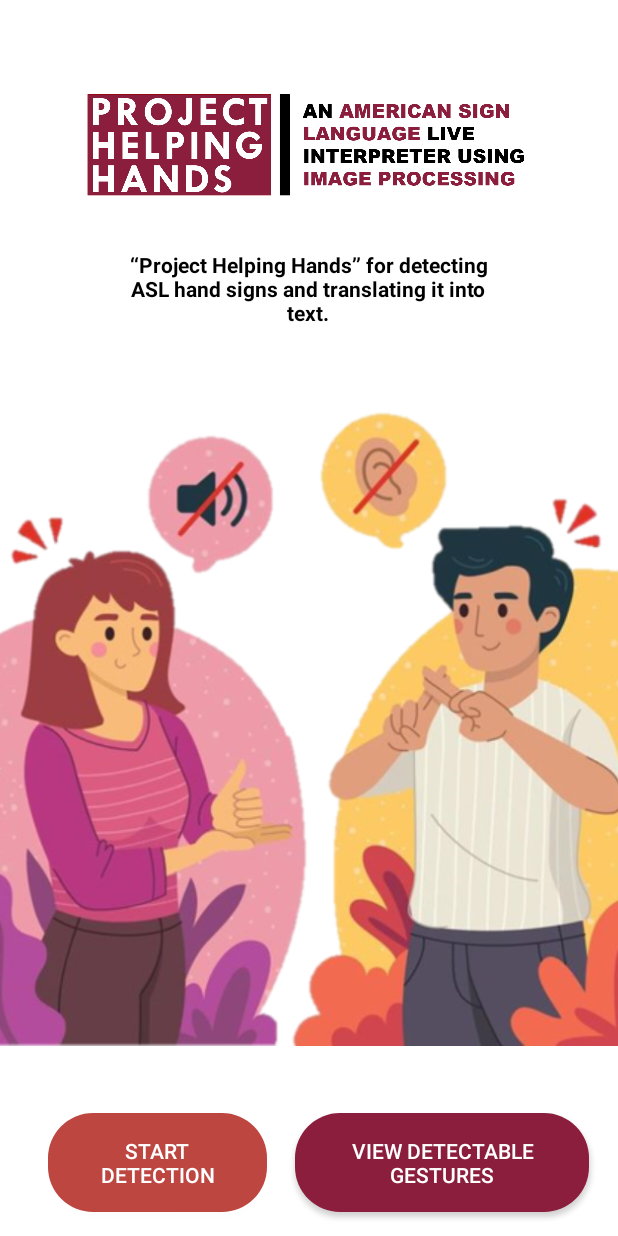
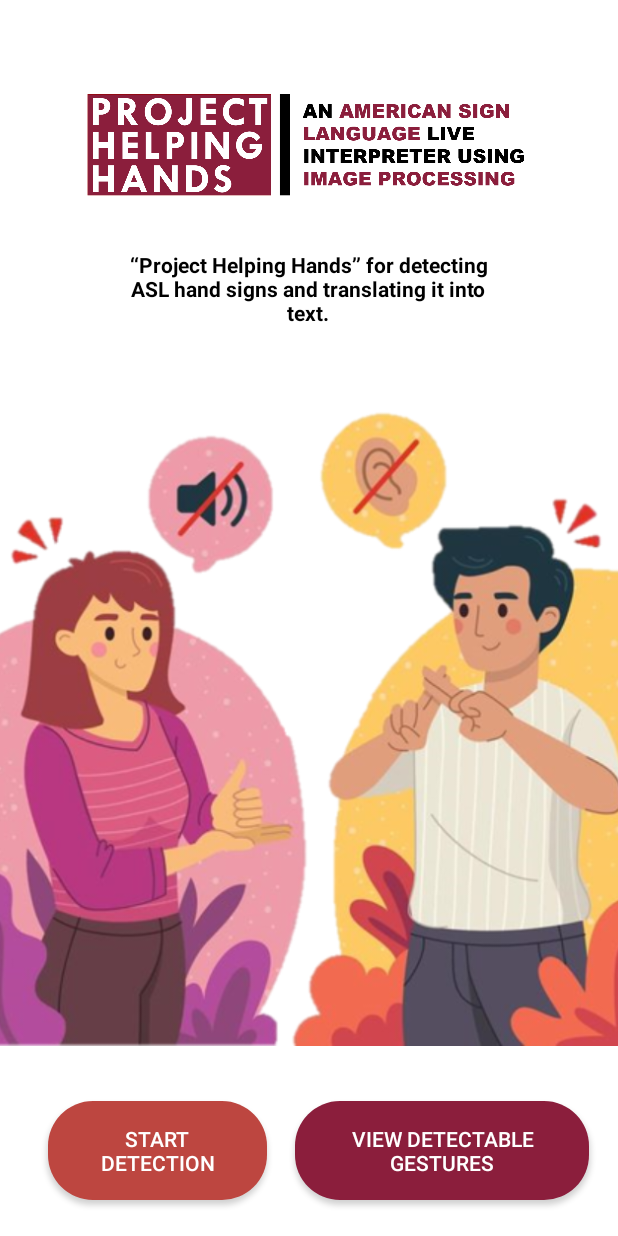
Before and after one commit to balanarenmar/Project_Helping_Hands, an Android app: the screen it shows after launch (MainMenu), on a phone screen of 412 x 824 dp. Run offline under Robolectric (Android 15) with nearby library versions, the phone set to English and light mode, and no system bars.

Commit message:
Fixed menu screen button placement

```diff
--- a/app/src/main/res/layout/activity_main_menu.xml
+++ b/app/src/main/res/layout/activity_main_menu.xml
@@ -12,7 +12,7 @@
         android:layout_width="146dp"
         android:layout_height="66dp"
         android:layout_marginStart="32dp"
-        android:layout_marginBottom="16dp"
+        android:layout_marginBottom="24dp"
         android:background="@drawable/btn_bg_red"
         android:text="Start\nDetection"
         android:textColor="#FFF"
@@ -24,7 +24,7 @@
         android:id="@+id/vdgb_Gestures"
         android:layout_width="196dp"
         android:layout_height="66dp"
-        android:layout_marginBottom="16dp"
+        android:layout_marginBottom="24dp"
         android:background="@drawable/btn_bg_dark_red"
         android:text="View Detectable\nGestures"
         android:textColor="#FFF"
```
Also changed, not shown: 24 other files.
